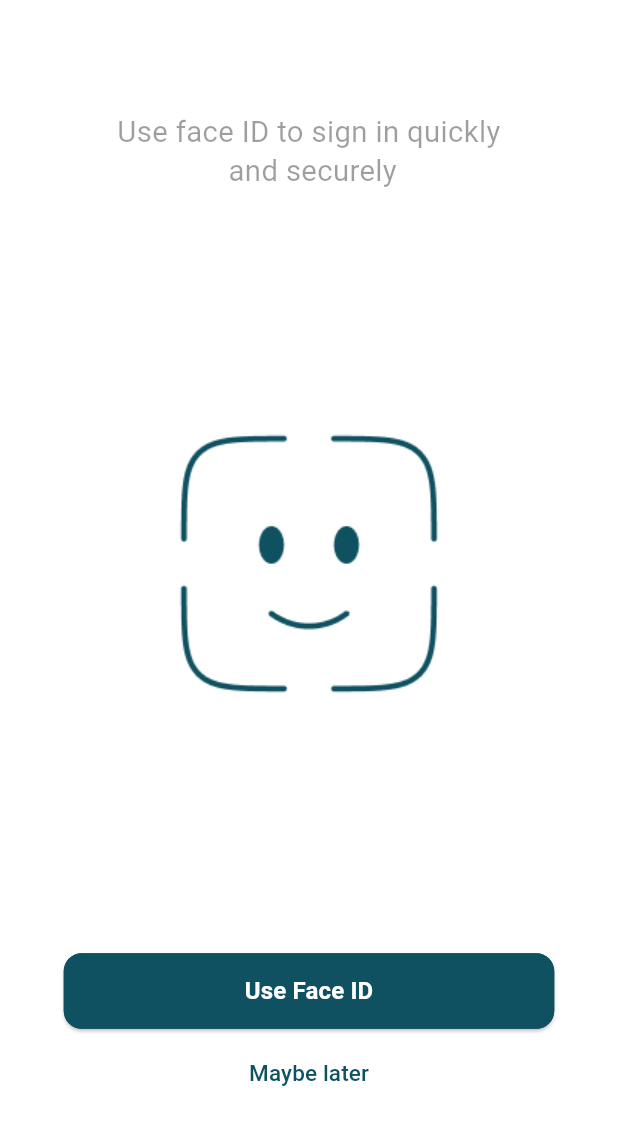
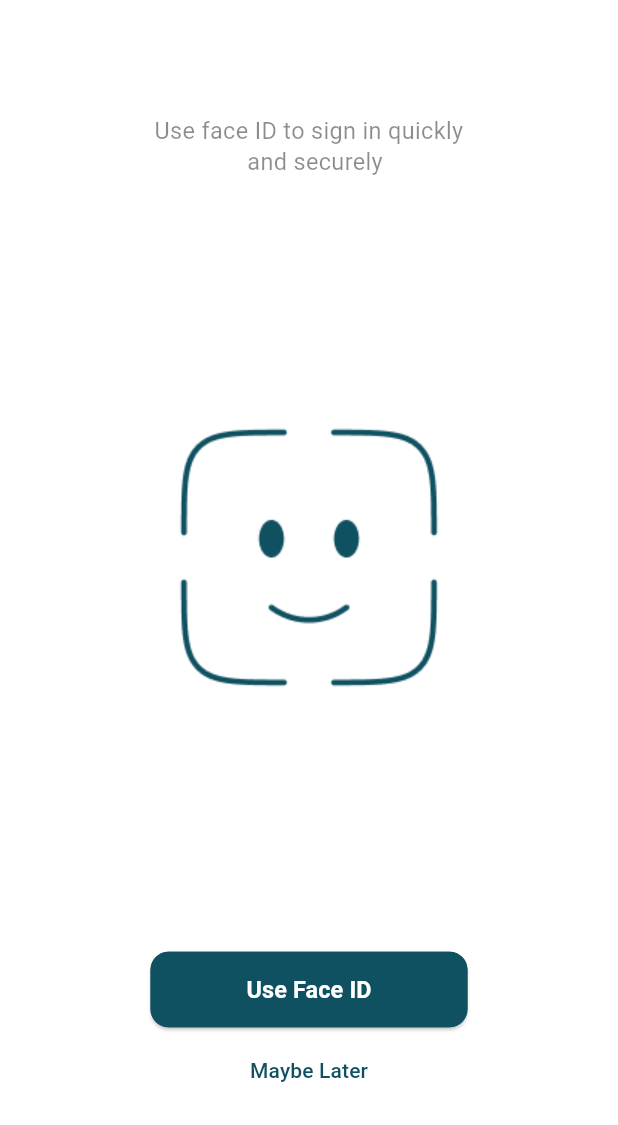
Before and after one commit to wealthwiseteam/wealth-wise-app, a Flutter app: the FaceIdPage screen opened directly, on a phone screen of 412 x 824 dp. Shown: the top 1125 px of the screen. Run offline on Flutter 3.47's test engine with Material 2 defaults, Android fonts, the phone set to English and light mode, and no system bars; our stand-ins replace another_flushbar, dio, equatable, flutter_screenutil, flutter_svg, internet_connection_checker.

Commit message:
fix: face id page

```diff
--- a/lib/main.dart
+++ b/lib/main.dart
@@ -40,7 +40,7 @@ class MyApp extends StatelessWidget {
             physics: const BouncingScrollPhysics(),
           ),
           onGenerateRoute: RouteGenerate.getRoute,
-          home:  CongratsPage(),
+          home: FaceIdPage(),
         );
       },
     );
--- a/lib/view/pages/auth/face_id/face_id_page.dart
+++ b/lib/view/pages/auth/face_id/face_id_page.dart
@@ -1,11 +1,12 @@
 import 'package:flutter/material.dart';
 import 'package:flutter_screenutil/flutter_screenutil.dart';
 import 'package:wealth_wise/resources/constants/app_assets.dart';
+import 'package:wealth_wise/resources/extensions/extensions.dart';
 import 'package:wealth_wise/resources/styles/app_colors.dart';
 
+import '../../../../resources/localization/generated/l10n.dart';
 import '../../../widgets/public_button.dart';
 import '../../../widgets/public_text.dart';
-import '../sign_in/sign_in_page.dart';
 
 class FaceIdPage extends StatefulWidget {
   const FaceIdPage({super.key});
@@ -22,15 +23,15 @@ class _FaceIdPageState extends State<FaceIdPage> {
         backgroundColor: AppColors.white,
         body:
             Column(mainAxisAlignment: MainAxisAlignment.spaceAround, children: [
-      Padding(
-            padding: EdgeInsets.symmetric(horizontal: 20.h),
-            child:  PublicText(
-              txt: 'Use face ID to sign in quickly \n and securely',
+          Padding(
+            padding: EdgeInsets.symmetric(horizontal: 20.w),
+            child: PublicText(
+              txt: S.of(context).faceIdSubtitle,
               align: TextAlign.center,
               fw: FontWeight.w400,
               ff: "Inter",
-              size: 20.sp,
-              color: Colors.black38,
+              size: 16.sp,
+              color: Colors.black45,
             ),
           ),
           Center(
@@ -40,34 +41,19 @@ class _FaceIdPageState extends State<FaceIdPage> {
             ),
           ),
           Padding(
-            padding: EdgeInsets.symmetric(vertical: 10.w),
+            padding: EdgeInsets.symmetric(vertical: 10.h),
             child: Column(
               mainAxisAlignment: MainAxisAlignment.end,
               children: [
                 PublicButton(
-                  title: "Use Face ID",
-                  backgroundColor: AppColors.mintGreen,
-                  titleColor: AppColors.white,
-                  width: 327,
-                  borderRadius: 12,
-                  titleSize: 16,
-                  onPressed: () {
-                    Navigator.push(
-                      context,
-                      MaterialPageRoute(
-                          builder: (context) => const SignInPage()),
-                    );
-                  },
+                  title: S.of(context).useFaceId,
+                  onPressed: () {},
                 ),
-                const SizedBox(
-                  height: 5,
-                ),
+                5.ph,
                 TextButton(
                     onPressed: () {},
-                    child: const Text(
-                      'Maybe later',
-                      style:
-                          TextStyle(fontSize: 15.0, color: AppColors.mintGreen),
+                    child: Text(
+                      S.of(context).maybeLater,
                     ))
               ],
             ),
--- a/lib/view/widgets/public_Text_button.dart
+++ b/lib/view/widgets/public_Text_button.dart
@@ -8,7 +8,7 @@ class PublicTextButton extends StatelessWidget {
   final String title;
   final void Function()? onPressed;
   final double? width;
-  final double borderRadius;
+
   final double? titleSize;
   final Color titleColor;
   final Color backgroundColor;
@@ -20,7 +20,7 @@ class PublicTextButton extends StatelessWidget {
     this.titleSize,
     this.title = "",
     this.width,
-    this.borderRadius = 12,
+
     this.titleColor = AppColors.mintGreen,
     this.backgroundColor = AppColors.white,
     this.verticalpadding,
```
